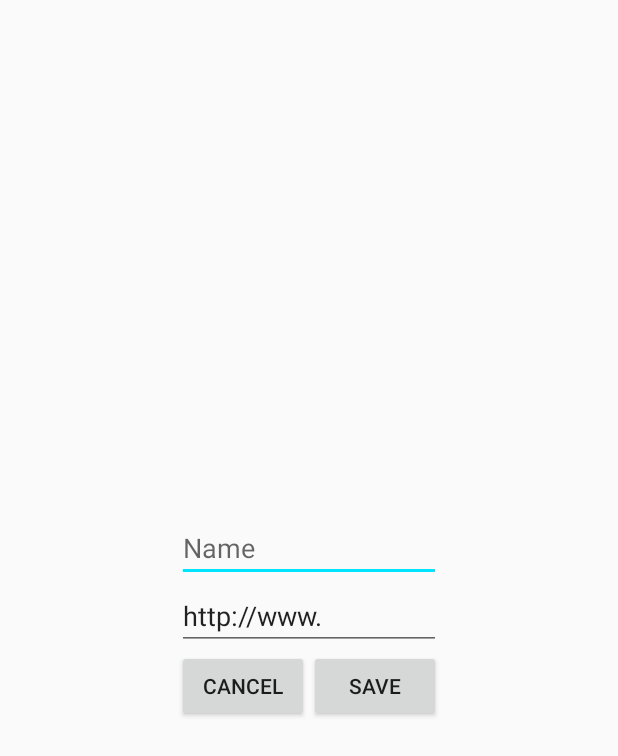
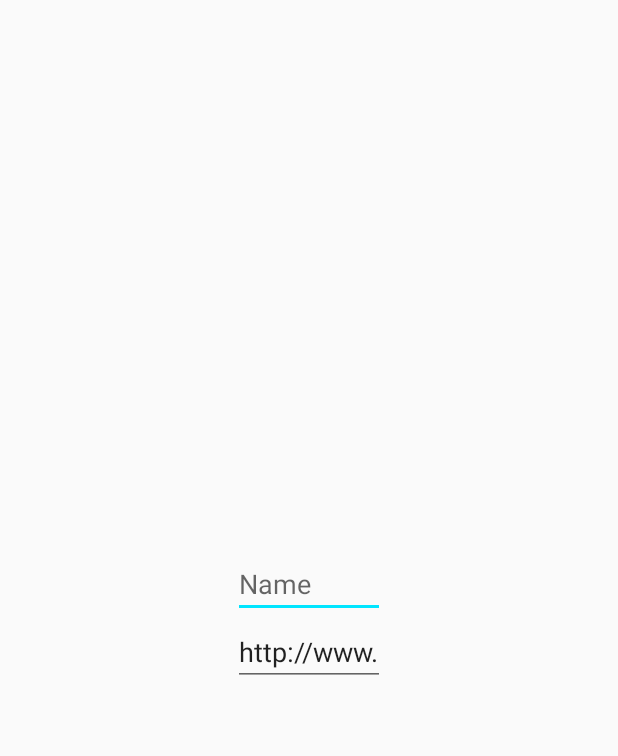
Before and after one commit to formakidov/Android-One, an Android app: the layout add_item_dialog.xml on its own in the app's theme, with its tools: preview values and no code run, on a phone screen of 412 x 824 dp. Shown: the top 756 px of the screen. Run offline under Robolectric (Android 15) with nearby library versions, the phone set to English and light mode, and no system bars.

Commit message:
material dialog (add/edit feed)

```diff
--- a/RssReader/app/src/main/AndroidManifest.xml
+++ b/RssReader/app/src/main/AndroidManifest.xml
@@ -6,7 +6,7 @@
 
     <uses-sdk
         android:minSdkVersion="14"
-        android:targetSdkVersion="22" />
+        android:targetSdkVersion="23" />
 
     <uses-permission android:name="android.permission.INTERNET" />
     <uses-permission android:name="android.permission.ACCESS_NETWORK_STATE" />
--- a/RssReader/app/src/main/res/layout/add_item_dialog.xml
+++ b/RssReader/app/src/main/res/layout/add_item_dialog.xml
@@ -3,53 +3,35 @@
     android:layout_width="wrap_content"
     android:layout_height="wrap_content"
     android:layout_gravity="center"
-    android:orientation="vertical" >
+    android:orientation="vertical">
 
     <EditText
         android:id="@+id/et_name"
         android:layout_width="match_parent"
         android:layout_height="wrap_content"
         android:layout_gravity="center"
+        android:layout_marginEnd="24dp"
+        android:layout_marginLeft="24dp"
+        android:layout_marginRight="24dp"
+        android:layout_marginStart="24dp"
         android:gravity="center_vertical|start"
-        android:nextFocusForward="@+id/et_url"
         android:hint="@string/name_hint"
         android:inputType="text"
-        android:maxLines="1" />
+        android:maxLines="1"
+        android:nextFocusForward="@+id/et_url" />
 
     <EditText
         android:id="@+id/et_url"
         android:layout_width="match_parent"
         android:layout_height="wrap_content"
         android:layout_gravity="center"
+        android:layout_marginEnd="24dp"
+        android:layout_marginLeft="24dp"
+        android:layout_marginRight="24dp"
+        android:layout_marginStart="24dp"
         android:gravity="center_vertical|start"
         android:inputType="textUri"
         android:maxLines="1"
         android:text="@string/url_hint" />
 
-    <LinearLayout
-        android:layout_width="match_parent"
-        android:layout_height="wrap_content"
-        android:orientation="horizontal" >
-
-        <Button
-            android:id="@+id/btn_cancel"
-            android:layout_width="0dp"
-            android:layout_height="wrap_content"
-            android:layout_gravity="center"
-            android:layout_weight="1"
-            android:gravity="center"
-            android:maxLines="1"
-            android:text="@string/cancel" />
-
-        <Button
-            android:id="@+id/btn_save"
-            android:layout_width="0dp"
-            android:layout_height="wrap_content"
-            android:layout_gravity="center"
-            android:layout_weight="1"
-            android:gravity="center"
-            android:maxLines="1"
-            android:text="@string/save" />
-    </LinearLayout>
-
 </LinearLayout>
--- a/RssReader/app/src/main/res/values/strings.xml
+++ b/RssReader/app/src/main/res/values/strings.xml
@@ -18,5 +18,6 @@
     <string name="share_news">Share news</string>
     <string name="share">Share</string>
     <string name="dialog_title_search">Search the news</string>
+    <string name="create">Create</string>
 
 </resources>
```
Also changed, not shown: RssReader/app/build.gradle (+6 -5 lines), RssReader/app/src/main/java/com/formakidov/rssreader/DatabaseManager.java (+7 -7 lines), RssReader/app/src/main/java/com/formakidov/rssreader/FeedDialog.java (+75 -68 lines), RssReader/app/src/main/java/com/formakidov/rssreader/fragment/FeedListFragment.java (+27 -9 lines), RssReader/app/src/main/java/com/formakidov/rssreader/listeners/SimpleTextWatcher.java (added, +21 -0 lines), RssReader/app/src/main/res/menu/news.xml (+4 -3 lines), 2 other files.
